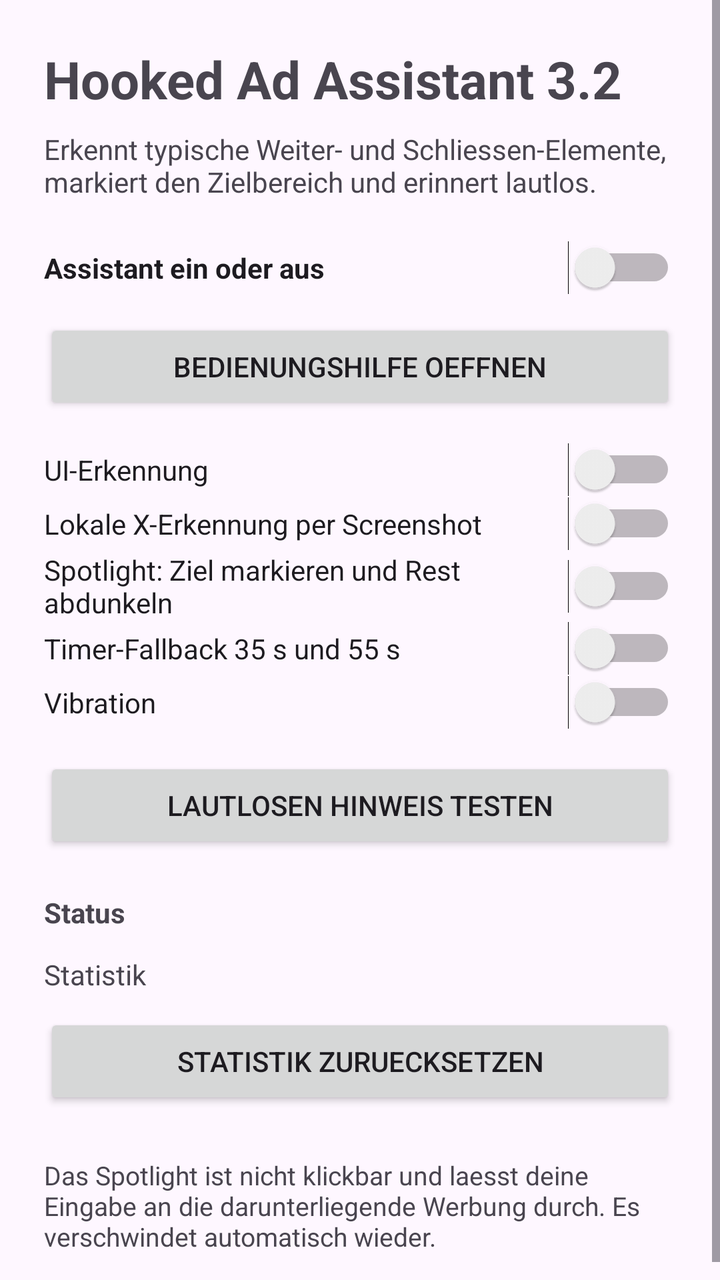
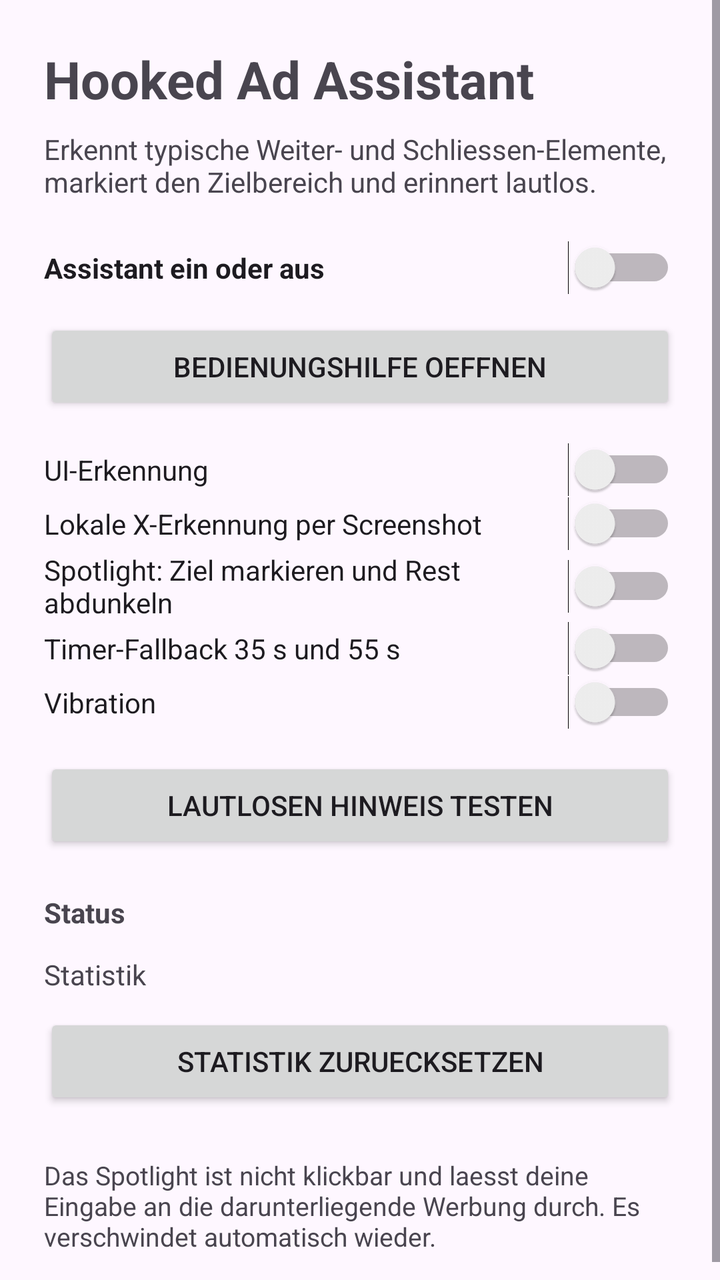

Compare the two renders of this Android layout. The source of the first and the diff that turns it into the second are given below.
<!-- AndroidManifest.xml: application theme Theme.HookedAdAssistant -->
<!-- res/layout/activity_main.xml -->
<?xml version="1.0" encoding="utf-8"?>
<ScrollView xmlns:android="http://schemas.android.com/apk/res/android" android:layout_width="match_parent" android:layout_height="match_parent">
<LinearLayout android:layout_width="match_parent" android:layout_height="wrap_content" android:orientation="vertical" android:padding="22dp">
<TextView android:layout_width="wrap_content" android:layout_height="wrap_content" android:text="Hooked Ad Assistant 3.2" android:textSize="26sp" android:textStyle="bold" />
<TextView android:layout_width="match_parent" android:layout_height="wrap_content" android:layout_marginTop="8dp" android:text="Erkennt typische Weiter- und Schliessen-Elemente, markiert den Zielbereich und erinnert lautlos." />
<Switch android:id="@+id/masterSwitch" android:layout_width="match_parent" android:layout_height="wrap_content" android:layout_marginTop="20dp" android:text="Assistant ein oder aus" android:textStyle="bold" />
<Button android:id="@+id/openAccessibilityButton" android:layout_width="match_parent" android:layout_height="wrap_content" android:layout_marginTop="12dp" android:text="Bedienungshilfe oeffnen" />
<Switch android:id="@+id/treeDetectionSwitch" android:layout_width="match_parent" android:layout_height="wrap_content" android:layout_marginTop="14dp" android:text="UI-Erkennung" />
<Switch android:id="@+id/screenDetectionSwitch" android:layout_width="match_parent" android:layout_height="wrap_content" android:text="Lokale X-Erkennung per Screenshot" />
<Switch android:id="@+id/overlaySwitch" android:layout_width="match_parent" android:layout_height="wrap_content" android:text="Spotlight: Ziel markieren und Rest abdunkeln" />
<Switch android:id="@+id/timerSwitch" android:layout_width="match_parent" android:layout_height="wrap_content" android:text="Timer-Fallback 35 s und 55 s" />
<Switch android:id="@+id/vibrateSwitch" android:layout_width="match_parent" android:layout_height="wrap_content" android:text="Vibration" />
<Button android:id="@+id/testNotificationButton" android:layout_width="match_parent" android:layout_height="wrap_content" android:layout_marginTop="14dp" android:text="Lautlosen Hinweis testen" />
<TextView android:id="@+id/statusText" android:layout_width="match_parent" android:layout_height="wrap_content" android:layout_marginTop="20dp" android:text="Status" android:textStyle="bold" />
<TextView android:id="@+id/statsText" android:layout_width="match_parent" android:layout_height="wrap_content" android:layout_marginTop="12dp" android:text="Statistik" />
<Button android:id="@+id/resetStatsButton" android:layout_width="match_parent" android:layout_height="wrap_content" android:layout_marginTop="10dp" android:text="Statistik zuruecksetzen" />
<TextView android:layout_width="match_parent" android:layout_height="wrap_content" android:layout_marginTop="24dp" android:text="Das Spotlight ist nicht klickbar und laesst deine Eingabe an die darunterliegende Werbung durch. Es verschwindet automatisch wieder." android:textSize="13sp" />
</LinearLayout>
</ScrollView>
<!-- resources referenced by this layout -->
<resources>
  <style name="Theme.HookedAdAssistant" parent="Theme.Material3.DayNight.NoActionBar" />
</resources>

<!-- the commit's change to res/layout/activity_main.xml (unified diff, before → after) -->
@@ -1,7 +1,7 @@
 <?xml version="1.0" encoding="utf-8"?>
 <ScrollView xmlns:android="http://schemas.android.com/apk/res/android" android:layout_width="match_parent" android:layout_height="match_parent">
 <LinearLayout android:layout_width="match_parent" android:layout_height="wrap_content" android:orientation="vertical" android:padding="22dp">
-<TextView android:layout_width="wrap_content" android:layout_height="wrap_content" android:text="Hooked Ad Assistant 3.2" android:textSize="26sp" android:textStyle="bold" />
+<TextView android:id="@+id/titleText" android:layout_width="wrap_content" android:layout_height="wrap_content" android:text="Hooked Ad Assistant" android:textSize="26sp" android:textStyle="bold" />
 <TextView android:layout_width="match_parent" android:layout_height="wrap_content" android:layout_marginTop="8dp" android:text="Erkennt typische Weiter- und Schliessen-Elemente, markiert den Zielbereich und erinnert lautlos." />
 <Switch android:id="@+id/masterSwitch" android:layout_width="match_parent" android:layout_height="wrap_content" android:layout_marginTop="20dp" android:text="Assistant ein oder aus" android:textStyle="bold" />
 <Button android:id="@+id/openAccessibilityButton" android:layout_width="match_parent" android:layout_height="wrap_content" android:layout_marginTop="12dp" android:text="Bedienungshilfe oeffnen" />
